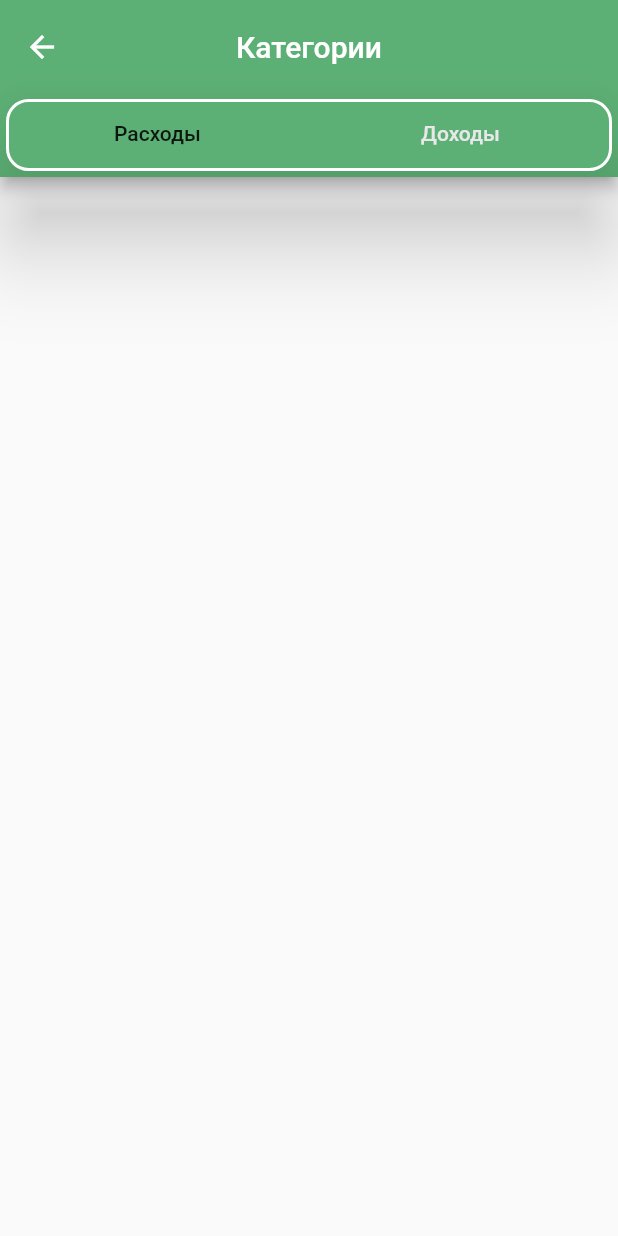
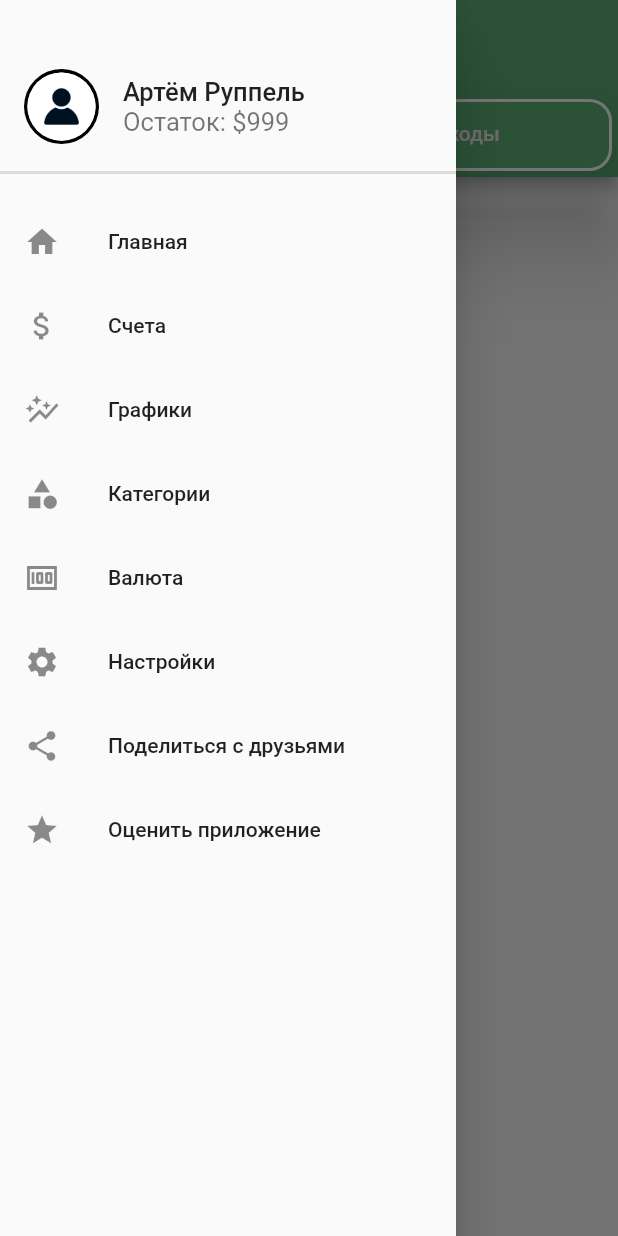
Before and after one commit to ortemmetro/finance_manager, a Flutter app: the CategoriesWidget screen opened by its route, with the side drawer open (before the commit the screen has no drawer), on a phone screen of 412 x 824 dp. Run offline on Flutter 3.47's test engine with Material 2 defaults, Android fonts, the light colour scheme and no system bars; our stand-ins replace cloud_firestore, firebase_core; accounts and stored records are empty.

Commit message:
Add currency page, settings page and modal window

```diff
--- a/lib/widgets/app/app.dart
+++ b/lib/widgets/app/app.dart
@@ -1,7 +1,10 @@
+import 'package:cloud_firestore/cloud_firestore.dart';
 import 'package:finance_manager/widgets/add_widget/add_widget.dart';
 import 'package:finance_manager/widgets/settings_widgets/categories/categories_widget.dart';
 import 'package:finance_manager/widgets/settings_widgets/charts/charts_widget.dart';
+import 'package:finance_manager/widgets/settings_widgets/currency/currency_widget.dart';
 import 'package:finance_manager/widgets/settings_widgets/invoices/invoices_widget.dart';
+import 'package:finance_manager/widgets/settings_widgets/settings/settings_widget.dart';
 import 'package:flutter/material.dart';
 
 import '../main_page/main_page.dart';
@@ -25,6 +28,8 @@ class App extends StatelessWidget {
         'main_page/invoices': (context) => const InvoicesWidget(),
         'main_page/charts': (context) => const ChartsWidget(),
         'main_page/categories': (context) => const CategoriesWidget(),
+        'main_page/currency': (context) => const CurrencyWidget(),
+        'main_page/settings': (context) => const SettingsWidget(),
       },
       initialRoute: 'main_page',
     );
--- /dev/null
+++ b/lib/widgets/drawer_widget/drawer_widget.dart
@@ -0,0 +1,131 @@
+import 'package:finance_manager/widgets/settings_widgets/rate_the_app/rate_the_app_dialog.dart';
+import 'package:flutter/material.dart';
+
+class DrawerIconTextFunction {
+  final Icon icon;
+  final String text;
+  final Function? onTap;
+
+  DrawerIconTextFunction({
+    required this.icon,
+    required this.text,
+    required this.onTap,
+  });
+}
+
+class DrawerWidget extends StatelessWidget {
+  DrawerWidget({Key? key}) : super(key: key);
+
+  final drawerTileList = <DrawerIconTextFunction>[
+    DrawerIconTextFunction(
+      icon: const Icon(Icons.home),
+      text: 'Главная',
+      onTap: (BuildContext context) =>
+          Navigator.of(context).pushNamed('main_page'),
+    ),
+    DrawerIconTextFunction(
+      icon: const Icon(Icons.attach_money),
+      text: 'Счета',
+      onTap: (BuildContext context) =>
+          Navigator.of(context).pushNamed('main_page/invoices'),
+    ),
+    DrawerIconTextFunction(
+      icon: const Icon(Icons.auto_graph_outlined),
+      text: 'Графики',
+      onTap: (BuildContext context) =>
+          Navigator.of(context).pushNamed('main_page/charts'),
+    ),
+    DrawerIconTextFunction(
+      icon: const Icon(Icons.category),
+      text: 'Категории',
+      onTap: (BuildContext context) =>
+          Navigator.of(context).pushNamed('main_page/categories'),
+    ),
+    DrawerIconTextFunction(
+      icon: const Icon(Icons.money),
+      text: 'Валюта',
+      onTap: (BuildContext context) =>
+          Navigator.of(context).pushNamed('main_page/currency'),
+    ),
+    DrawerIconTextFunction(
+      icon: const Icon(Icons.settings),
+      text: 'Настройки',
+      onTap: (BuildContext context) =>
+          Navigator.of(context).pushNamed('main_page/settings'),
+    ),
+    DrawerIconTextFunction(
+      icon: const Icon(Icons.share),
+      text: 'Поделиться с друзьями',
+      onTap: null,
+    ),
+    DrawerIconTextFunction(
+      icon: const Icon(Icons.star),
+      text: 'Оценить приложение',
+      onTap: (BuildContext context) async {
+        await showDialog<void>(
+          context: context,
+          builder: (BuildContext context) {
+            return const RateTheAppDialog();
+          },
+        );
+      },
+    ),
+  ];
+
+  @override
+  Widget build(BuildContext context) {
+    return Drawer(
+      child: Column(
+        children: [
+          const SizedBox(height: 35),
+          const _UserTileWidget(),
+          const Divider(thickness: 2.0),
+          Expanded(
+            child: ListView.builder(
+              padding: const EdgeInsets.only(top: 10),
+              itemCount: drawerTileList.length,
+              itemBuilder: (context, index) {
+                final function = drawerTileList[index].onTap;
+                return ListTile(
+                  leading: drawerTileList[index].icon,
+                  title: Text(drawerTileList[index].text),
+                  onTap: () => function!(context),
+                );
+              },
+            ),
+          ),
+        ],
+      ),
+    );
+  }
+}
+
+class _UserTileWidget extends StatelessWidget {
+  const _UserTileWidget({
+    Key? key,
+  }) : super(key: key);
+
+  @override
+  Widget build(BuildContext context) {
+    return const ListTile(
+      title: Text(
+        'Артём Руппель',
+        style: TextStyle(fontSize: 17),
+      ),
+      subtitle: Text(
+        'Остаток: \$999',
+        style: TextStyle(fontSize: 17),
+      ),
+      leading: CircleAvatar(
+        backgroundColor: Colors.black,
+        radius: 25,
+        child: CircleAvatar(
+          radius: 22.75,
+          backgroundImage: AssetImage(
+            'images/user_image.jpg',
+          ),
+        ),
+      ),
+    );
+  }
+}
--- a/lib/widgets/settings_widgets/categories/categories_widget.dart
+++ b/lib/widgets/settings_widgets/categories/categories_widget.dart
@@ -1,4 +1,6 @@
 import 'package:flutter/material.dart';
+
+import '../../drawer_widget/drawer_widget.dart';
 
 class CategoriesWidget extends StatelessWidget {
   const CategoriesWidget({super.key});
@@ -17,6 +19,7 @@ class CategoriesWidget extends StatelessWidget {
     return DefaultTabController(
       length: 2,
       child: Scaffold(
+        drawer: DrawerWidget(),
         appBar: AppBar(
           toolbarHeight: 70.0,
           title: const Text('Категории'),
--- a/lib/widgets/settings_widgets/charts/charts_widget.dart
+++ b/lib/widgets/settings_widgets/charts/charts_widget.dart
@@ -1,4 +1,6 @@
 import 'package:flutter/material.dart';
+
+import '../../drawer_widget/drawer_widget.dart';
 
 class ChartsWidget extends StatelessWidget {
   const ChartsWidget({super.key});
@@ -18,6 +20,7 @@ class ChartsWidget extends StatelessWidget {
     return DefaultTabController(
       length: 3,
       child: Scaffold(
+        drawer: DrawerWidget(),
         appBar: AppBar(
           title: Text('Графики'),
           centerTitle: true,
--- a/lib/widgets/settings_widgets/invoices/invoices_widget.dart
+++ b/lib/widgets/settings_widgets/invoices/invoices_widget.dart
@@ -1,4 +1,6 @@
 import 'package:flutter/material.dart';
+
+import '../../drawer_widget/drawer_widget.dart';
 
 class InvoicesWidget extends StatelessWidget {
   const InvoicesWidget({super.key});
@@ -6,6 +8,7 @@ class InvoicesWidget extends StatelessWidget {
   @override
   Widget build(BuildContext context) {
     return Scaffold(
+      drawer: DrawerWidget(),
       floatingActionButton: FloatingActionButton(
         onPressed: () {},
         child: const Icon(Icons.add),
```
Also changed, not shown: lib/widgets/main_page/main_page.dart (+2 -125 lines), lib/widgets/settings_widgets/currency/currency_widget.dart (added, +41 -0 lines), lib/widgets/settings_widgets/rate_the_app/rate_the_app_dialog.dart (added, +29 -0 lines), lib/widgets/settings_widgets/settings/settings_widget.dart (added, +43 -0 lines).
